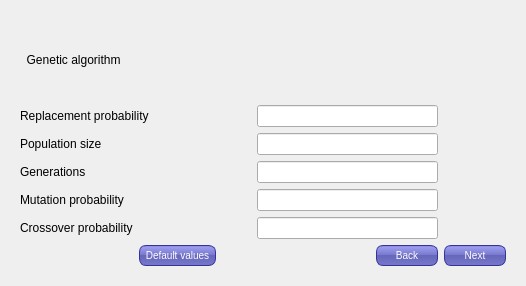
Before: the Qt Designer form Ui/Choose_algorithm_type_and_parameters/choose-algorithm-type.ui in thewitcher/TrafficLights, drawn with Qt 5.
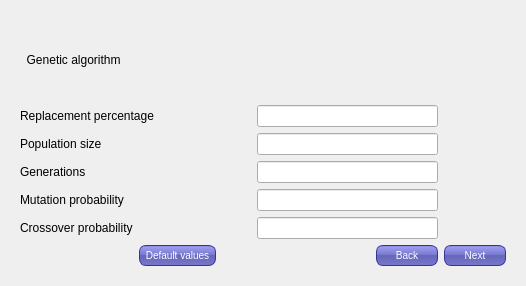
After: the same form once the commit is applied. The open tabs and pages were chosen to show the change.

Commit message: Parameters load.

The edit to the form file:
```diff
--- a/Ui/Choose_algorithm_type_and_parameters/choose-algorithm-type.ui
+++ b/Ui/Choose_algorithm_type_and_parameters/choose-algorithm-type.ui
@@ -157,7 +157,7 @@
           <string notr="true">font: 10pt &quot;Times New Roman&quot;;</string>
          </property>
          <property name="text">
-          <string>Replacement probability</string>
+          <string>Replacement percentage</string>
          </property>
         </widget>
        </item>
```
The commit also changes 2 other files.
